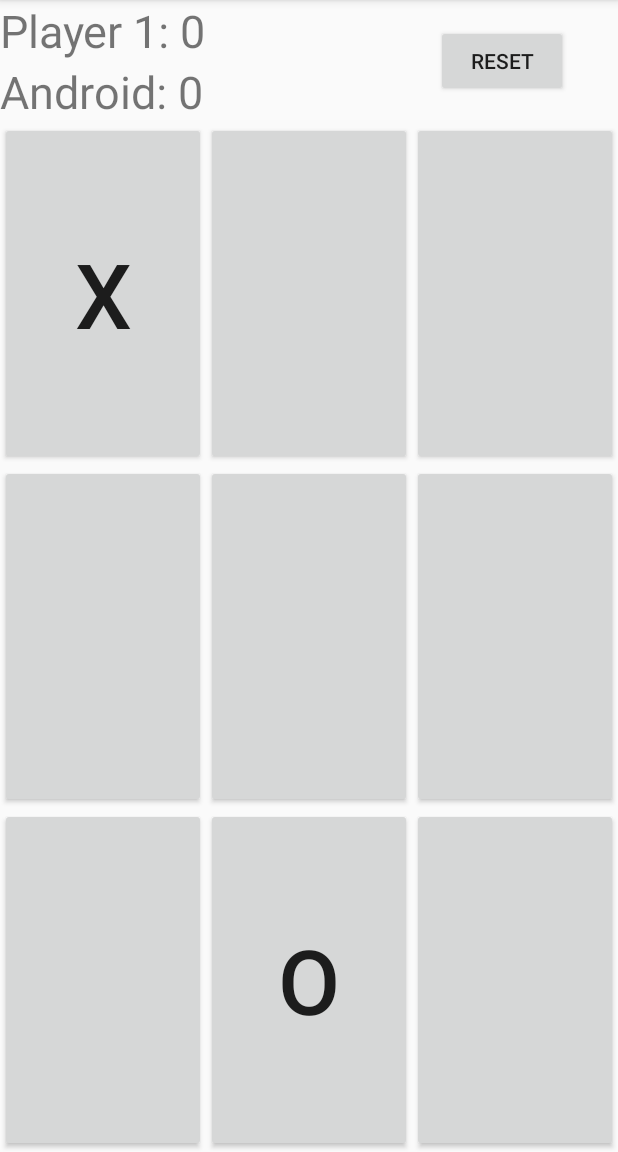
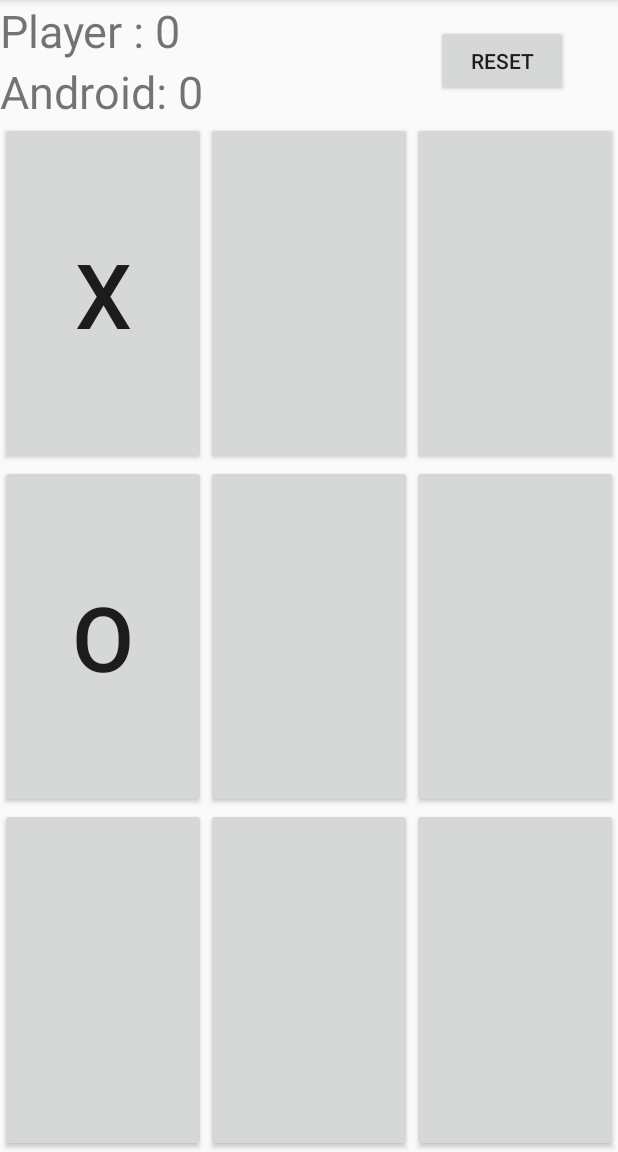
Before and after one commit to akosoriod/movilesUNAL2019, an Android app: the screen it shows after launch (MainActivity), after a tap on an icon or button, on a phone screen of 412 x 824 dp, the part 84-1236 px from its top. Run offline under Robolectric (Android 15) with nearby library versions, the phone set to English and light mode, and no system bars.

Commit message:
reto 2 v2

```diff
--- a/Triqui/app/src/main/java/com/example/triqui/MainActivity.java
+++ b/Triqui/app/src/main/java/com/example/triqui/MainActivity.java
@@ -15,7 +15,8 @@ public class MainActivity extends AppCompatActivity implements View.OnClickListe
 
     private Button[][] buttons = new Button[3][3];
     private String Board[] = {"button_00","button_01","button_02","button_10","button_11","button_12","button_20","button_21","button_22"};
-
+    private String diag1[] = {"button_00","button_11","button_22"};
+    private String diag2[] = {"button_02","button_10","button_11","button_20"};
     private boolean player1Turn = true;
 
     private int roundCount;
@@ -60,49 +61,72 @@ public class MainActivity extends AppCompatActivity implements View.OnClickListe
             return;
         }
 
-
-
         ((Button) v).setText("X");
         roundCount++;
 
+       if (roundCount == 9) {
+            draw();
+        }else{
         if (checkForWin()) {
             if (player1Turn) {
                 player1Wins();
             } else {
                 androidWins();
             }
-        } else if (roundCount == 9) {
-            draw();
-        } else {
             player1Turn = !player1Turn;
-        }
-
-        if (roundCount < 8) {
-            getMove();
+        }else{
+            if (roundCount < 9) {
+                getMove();}
             if (checkForWin()) {
                 if (player1Turn) {
                     player1Wins();
                 } else {
                     androidWins();
-                }
-            }
+                }}
+            player1Turn = !player1Turn;
+        }
+       }
 
-        }
+
 
 
 
     }
     private void getMove() {
-        String btn = new String(Board[new Random().nextInt(9)]);
+
+        String btn = getnum();
         int resID = getResources().getIdentifier(btn, "id", getPackageName());
         Button next = findViewById(resID);
         if (next.getText().toString().equals("")) {
-            player1Turn = !player1Turn;
             roundCount++;
             next.setText("O");
         }else{
          getMove();
         }
+    }
+    private String getnum() {
+        String[][] field = new String[3][3];
+
+        for (int i = 0; i < 3; i++) {
+            for (int j = 0; j < 3; j++) {
+                field[i][j] = buttons[i][j].getText().toString();
+            }
+        }
+
+
+        if (field[0][0].equals(field[1][1])
+                || field[0][0].equals(field[2][2])
+                && field[0][0].equals("X") )  {
+            return new String(diag1[new Random().nextInt(3)]);
+        }
+
+        if (field[0][2].equals(field[1][1])
+                || field[0][2].equals(field[2][0])
+                && field[0][2].equals("X") ) {
+            return new String(diag2[new Random().nextInt(3)]);
+        }
+
+        return new String(Board[new Random().nextInt(9)]);
     }
     private boolean checkForWin() {
         String[][] field = new String[3][3];
@@ -148,32 +172,33 @@ public class MainActivity extends AppCompatActivity implements View.OnClickListe
 
     private void player1Wins() {
         player1Points++;
-        Toast.makeText(this, "Player 1 wins!", Toast.LENGTH_SHORT).show();
+        Toast.makeText(this, "Player gana!", Toast.LENGTH_SHORT).show();
         updatePointsText();
-       endBoard();
+        endBoard();
     }
 
     private void androidWins() {
         androidPoints++;
-        Toast.makeText(this, "Android wins!", Toast.LENGTH_SHORT).show();
+        Toast.makeText(this, "Android gana!", Toast.LENGTH_SHORT).show();
         updatePointsText();
-       endBoard();
+        endBoard();
     }
 
     private void draw() {
-        Toast.makeText(this, "Draw!", Toast.LENGTH_SHORT).show();
+        Toast.makeText(this, "Empate!", Toast.LENGTH_SHORT).show();
         endBoard();
     }
 
     private void updatePointsText() {
         textViewPlayer1.setText("Player 1: " + player1Points);
-        textViewandroid.setText("Andorid: " + androidPoints);
+        textViewandroid.setText("Android: " + androidPoints);
     }
 
     private void resetBoard() {
         for (int i = 0; i < 3; i++) {
             for (int j = 0; j < 3; j++) {
                 buttons[i][j].setText("");
+                buttons[i][j].setEnabled(true);
             }
         }
 
@@ -182,15 +207,11 @@ public class MainActivity extends AppCompatActivity implements View.OnClickListe
     }
     private void endBoard() {
 
-        for (int i = 0; i < 9; i++) {
-            String btn = new String(Board[i]);
-            int resID = getResources().getIdentifier(btn, "id", getPackageName());
-            Button next = findViewById(resID);
-            if (next.getText().toString().equals("")) {
-                next.setText("-");
+        for (int i = 0; i < 3; i++) {
+            for (int j = 0; j < 3; j++) {
+                buttons[i][j].setEnabled(false);
             }
-
-       }
+        }
 
     }
 }
--- a/Triqui/app/src/main/res/layout/activity_main.xml
+++ b/Triqui/app/src/main/res/layout/activity_main.xml
@@ -15,7 +15,7 @@
             android:id="@+id/text_view_p1"
             android:layout_width="wrap_content"
             android:layout_height="wrap_content"
-            android:text="Player 1: 0"
+            android:text="Player : 0"
             android:textSize="30sp" />
 
         <TextView
```
